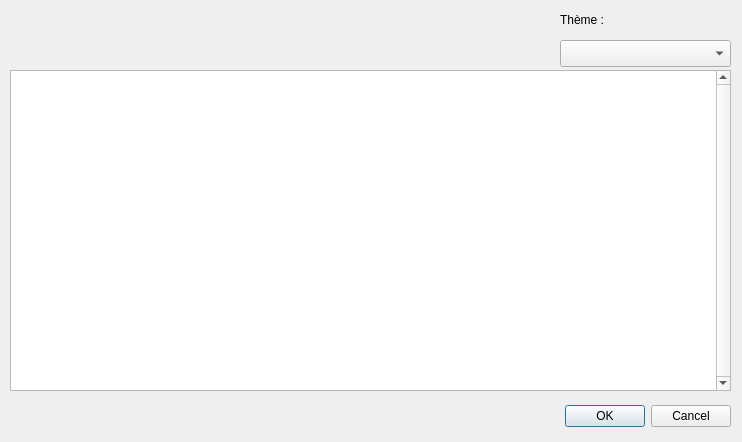
Before: the Qt Designer form tellae_services_dialog_base.ui in tellae/qgis-tellae-plugin, drawn with Qt 5.
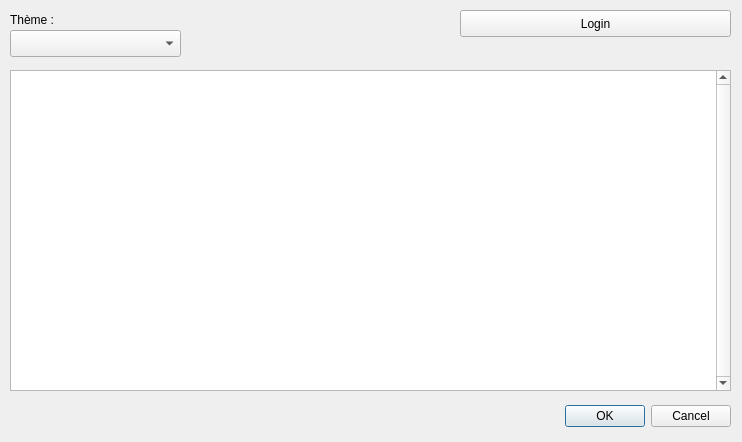
After: the same form once the commit is applied.

Commit message: wip AWS auth

The edit to the form file:
```diff
--- a/tellae_services_dialog_base.ui
+++ b/tellae_services_dialog_base.ui
@@ -54,24 +54,11 @@
     <bool>false</bool>
    </attribute>
   </widget>
-  <widget class="QLabel" name="user_name">
-   <property name="geometry">
-    <rect>
-     <x>20</x>
-     <y>10</y>
-     <width>291</width>
-     <height>19</height>
-    </rect>
-   </property>
-   <property name="text">
-    <string/>
-   </property>
-  </widget>
   <widget class="QLabel" name="message">
    <property name="geometry">
     <rect>
-     <x>30</x>
-     <y>390</y>
+     <x>10</x>
+     <y>400</y>
      <width>511</width>
      <height>19</height>
     </rect>
@@ -95,8 +82,8 @@
   <widget class="QComboBox" name="themeSelector">
    <property name="geometry">
     <rect>
-     <x>560</x>
-     <y>40</y>
+     <x>10</x>
+     <y>30</y>
      <width>171</width>
      <height>27</height>
     </rect>
@@ -114,7 +101,7 @@
   <widget class="QLabel" name="label">
    <property name="geometry">
     <rect>
-     <x>560</x>
+     <x>10</x>
      <y>10</y>
      <width>66</width>
      <height>19</height>
@@ -124,6 +111,19 @@
     <string>Thème :</string>
    </property>
   </widget>
+  <widget class="QPushButton" name="authButton">
+   <property name="geometry">
+    <rect>
+     <x>460</x>
+     <y>10</y>
+     <width>271</width>
+     <height>27</height>
+    </rect>
+   </property>
+   <property name="text">
+    <string>Login</string>
+   </property>
+  </widget>
  </widget>
  <resources/>
  <connections>
```
The commit also changes 5 other files.
